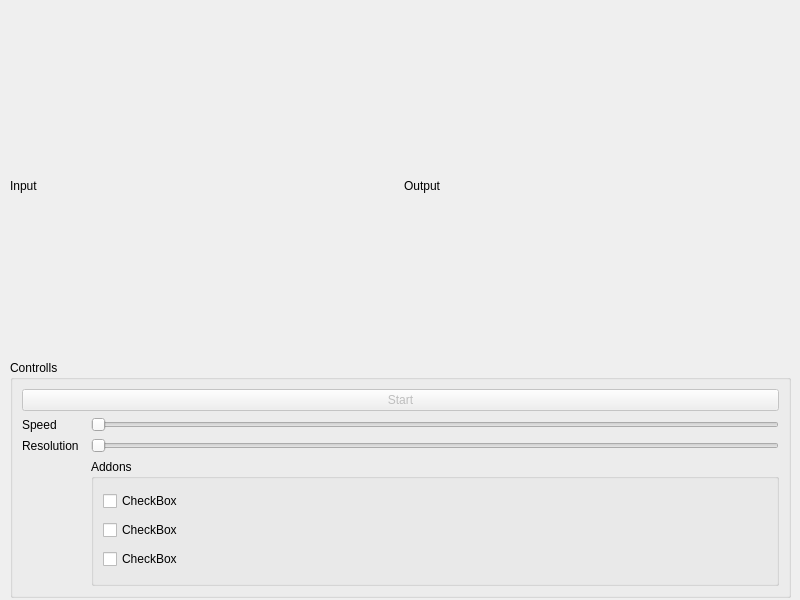
Before: the Qt Designer form mainwindow.ui in Salzaufsauge/MarchingCubesQT, drawn with Qt 5.
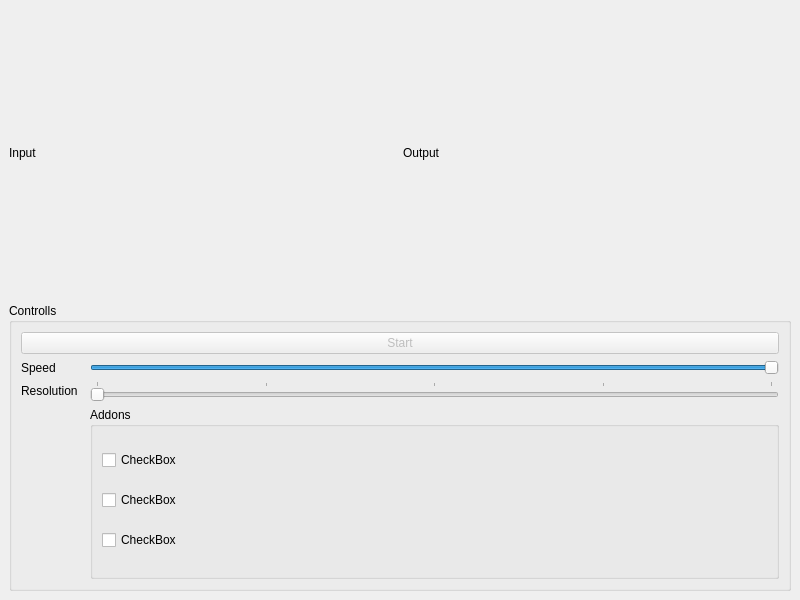
After: the same form once the commit is applied.

Diff of the .ui file:
```diff
--- a/mainwindow.ui
+++ b/mainwindow.ui
@@ -20,50 +20,42 @@
    <string>MainWindow</string>
   </property>
   <widget class="QWidget" name="centralwidget">
-   <widget class="QGroupBox" name="groupBox">
-    <property name="geometry">
-     <rect>
-      <x>10</x>
-      <y>360</y>
-      <width>781</width>
-      <height>238</height>
-     </rect>
-    </property>
+   <layout class="QVBoxLayout" name="verticalLayout_2">
+    <item>
+     <layout class="QHBoxLayout" name="viewLayout">
+      <item>
+       <layout class="QVBoxLayout" name="inputLayout">
+        <item>
+         <widget class="QLabel" name="inputLabel">
+          <property name="text">
+           <string>Input</string>
+          </property>
+         </widget>
+        </item>
+       </layout>
+      </item>
+      <item>
+       <layout class="QVBoxLayout" name="outputLayout">
+        <item>
+         <widget class="QLabel" name="outputLabel">
+          <property name="enabled">
+           <bool>true</bool>
+          </property>
+          <property name="text">
+           <string>Output</string>
+          </property>
+         </widget>
+        </item>
+       </layout>
+      </item>
+     </layout>
+    </item>
+    <item>
+     <widget class="QGroupBox" name="controllBox">
     <property name="title">
      <string>Controlls</string>
     </property>
     <layout class="QGridLayout" name="gridLayout">
-     <item row="2" column="0">
-      <widget class="QLabel" name="label_4">
-       <property name="text">
-        <string>Resolution</string>
-       </property>
-      </widget>
-     </item>
-     <item row="0" column="0" colspan="3">
-      <widget class="QPushButton" name="pushButton">
-       <property name="enabled">
-        <bool>false</bool>
-       </property>
-       <property name="text">
-        <string>Start</string>
-       </property>
-      </widget>
-     </item>
-     <item row="2" column="2">
-      <widget class="QSlider" name="horizontalSlider_2">
-       <property name="orientation">
-        <enum>Qt::Horizontal</enum>
-       </property>
-      </widget>
-     </item>
-     <item row="1" column="2">
-      <widget class="QSlider" name="horizontalSlider">
-       <property name="orientation">
-        <enum>Qt::Horizontal</enum>
-       </property>
-      </widget>
-     </item>
      <item row="1" column="0">
       <widget class="QLabel" name="label_3">
        <property name="text">
@@ -71,6 +63,42 @@
        </property>
       </widget>
      </item>
+       <item row="1" column="2">
+        <widget class="QSlider" name="speedSlider">
+         <property name="minimum">
+          <number>50</number>
+         </property>
+         <property name="maximum">
+          <number>100</number>
+         </property>
+         <property name="sliderPosition">
+          <number>100</number>
+         </property>
+         <property name="orientation">
+          <enum>Qt::Horizontal</enum>
+         </property>
+         <property name="invertedAppearance">
+          <bool>false</bool>
+         </property>
+        </widget>
+       </item>
+       <item row="0" column="0" colspan="3">
+        <widget class="QPushButton" name="startButton">
+         <property name="enabled">
+          <bool>false</bool>
+         </property>
+         <property name="text">
+          <string>Start</string>
+         </property>
+        </widget>
+       </item>
+       <item row="2" column="0">
+        <widget class="QLabel" name="resolutionLabel">
+         <property name="text">
+          <string>Resolution</string>
+         </property>
+        </widget>
+       </item>
      <item row="3" column="2">
       <widget class="QGroupBox" name="groupBox_2">
        <property name="title">
@@ -101,45 +129,35 @@
        </layout>
       </widget>
      </item>
-    </layout>
-   </widget>
-   <widget class="QWidget" name="horizontalLayoutWidget">
-    <property name="geometry">
-     <rect>
-      <x>10</x>
-      <y>10</y>
-      <width>781</width>
-      <height>351</height>
-     </rect>
-    </property>
-    <layout class="QHBoxLayout" name="horizontalLayout_2">
-     <item>
-      <layout class="QVBoxLayout" name="verticalLayout_2">
-       <item>
-        <widget class="QLabel" name="label">
-         <property name="text">
-          <string>Input</string>
+       <item row="2" column="2">
+        <widget class="QSlider" name="resolutionSlider">
+         <property name="maximum">
+          <number>4</number>
+         </property>
+         <property name="singleStep">
+          <number>1</number>
          </property>
-        </widget>
-       </item>
-      </layout>
-     </item>
-     <item>
-      <layout class="QVBoxLayout" name="verticalLayout_3">
-       <item>
-        <widget class="QLabel" name="label_2">
-         <property name="enabled">
+         <property name="pageStep">
+          <number>10</number>
+         </property>
+         <property name="tracking">
           <bool>true</bool>
          </property>
-         <property name="text">
-          <string>Output</string>
+         <property name="orientation">
+          <enum>Qt::Horizontal</enum>
          </property>
+         <property name="tickPosition">
+          <enum>QSlider::TicksAbove</enum>
+         </property>
+         <property name="tickInterval">
+          <number>1</number>
+         </property>
         </widget>
        </item>
       </layout>
-     </item>
-    </layout>
-   </widget>
+     </widget>
+    </item>
+   </layout>
   </widget>
  </widget>
  <resources/>
```
Left out of the diff: 4 changed lines with no effect on the pictures. Lines whose indentation alone changed are shown as unchanged.
